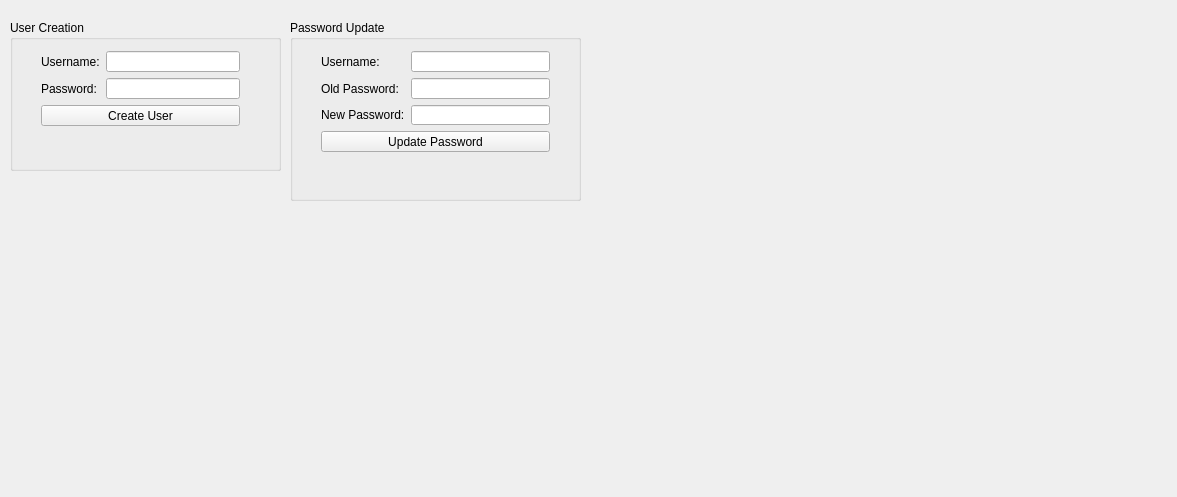
Above: NetworkRequest/apiform.ui from CodexVII/Qt before the change. Below: the same form after it.
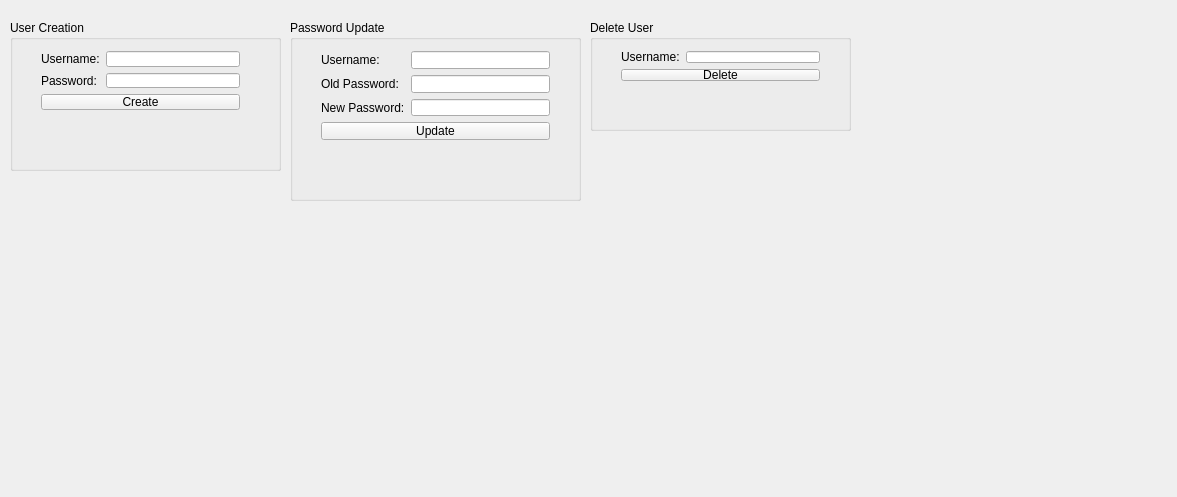
That is the form after the change.

Commit message:
Delete user form implemented
Moved public REST routine calls from slots  to public in header files

```diff
--- a/NetworkRequest/apiform.ui
+++ b/NetworkRequest/apiform.ui
@@ -31,7 +31,7 @@
       <x>20</x>
       <y>20</y>
       <width>221</width>
-      <height>117</height>
+      <height>101</height>
      </rect>
     </property>
     <layout class="QVBoxLayout" name="verticalLayout">
@@ -71,7 +71,7 @@
        <item row="2" column="0" colspan="2">
         <widget class="QPushButton" name="createUser">
          <property name="text">
-          <string>Create User</string>
+          <string>Create</string>
          </property>
         </widget>
        </item>
@@ -105,7 +105,7 @@
       <x>20</x>
       <y>20</y>
       <width>251</width>
-      <height>143</height>
+      <height>131</height>
      </rect>
     </property>
     <layout class="QVBoxLayout" name="verticalLayout_2">
@@ -152,7 +152,7 @@
        <item row="3" column="0" colspan="2">
         <widget class="QPushButton" name="updatePassword">
          <property name="text">
-          <string>Update Password</string>
+          <string>Update</string>
          </property>
         </widget>
        </item>
@@ -168,6 +168,59 @@
     </layout>
    </widget>
   </widget>
+  <widget class="QGroupBox" name="groupBox_3">
+   <property name="geometry">
+    <rect>
+     <x>590</x>
+     <y>20</y>
+     <width>261</width>
+     <height>111</height>
+    </rect>
+   </property>
+   <property name="title">
+    <string>Delete User</string>
+   </property>
+   <widget class="QWidget" name="">
+    <property name="geometry">
+     <rect>
+      <x>20</x>
+      <y>20</y>
+      <width>221</width>
+      <height>72</height>
+     </rect>
+    </property>
+    <layout class="QVBoxLayout" name="verticalLayout_3">
+     <item>
+      <layout class="QFormLayout" name="formLayout_3">
+       <item row="0" column="0">
+        <widget class="QLabel" name="label_8">
+         <property name="text">
+          <string>Username:</string>
+         </property>
+        </widget>
+       </item>
+       <item row="0" column="1">
+        <widget class="QLineEdit" name="deleteUser_username"/>
+       </item>
+       <item row="1" column="0" colspan="2">
+        <widget class="QPushButton" name="deleteUser">
+         <property name="text">
+          <string>Delete</string>
+         </property>
+        </widget>
+       </item>
+      </layout>
+     </item>
+     <item>
+      <widget class="QLabel" name="deleteUser_output">
+       <property name="text">
+        <string/>
+       </property>
+      </widget>
+     </item>
+    </layout>
+   </widget>
+  </widget>
  </widget>
  <layoutdefault spacing="6" margin="11"/>
  <resources/>
```
The commit also changes 10 other files.
